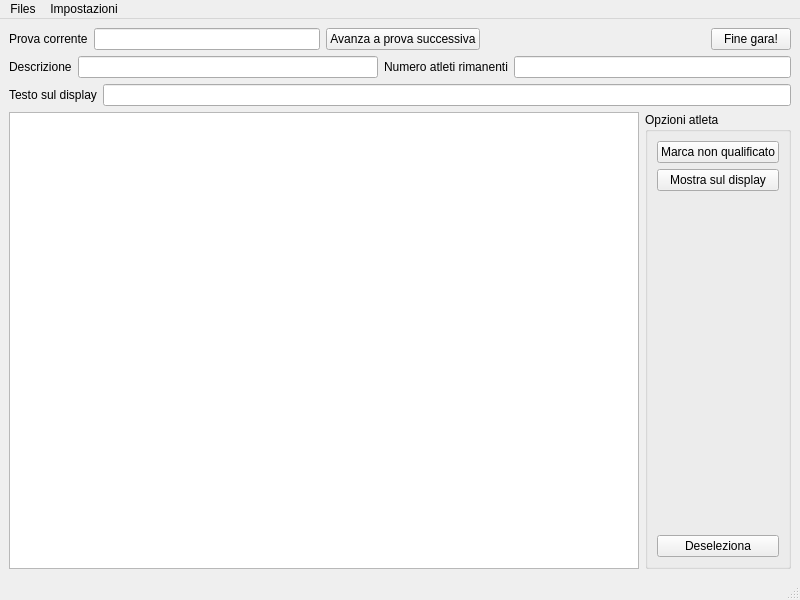
nferruzzi/giudice-server, file ui/mainwindow.ui: the form before one commit.
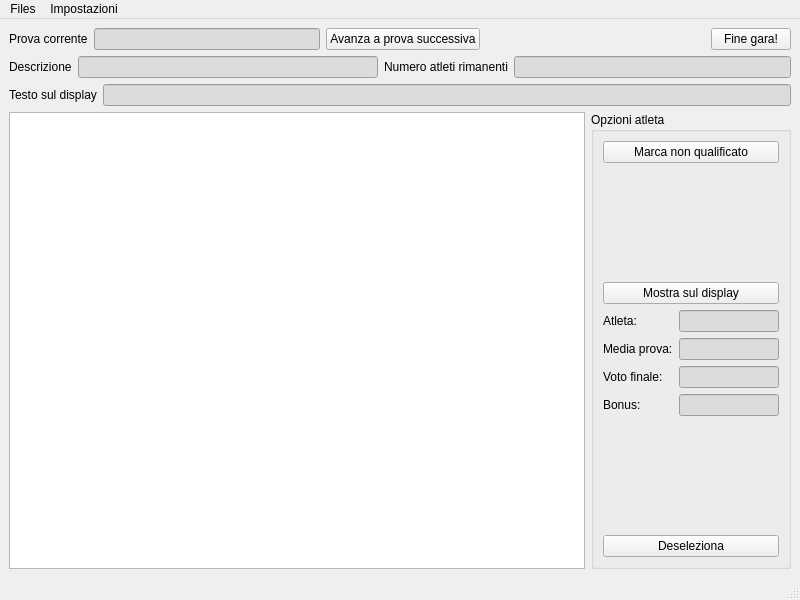
The form after the commit.

Commit message: Skin right column

```diff
--- a/ui/mainwindow.ui
+++ b/ui/mainwindow.ui
@@ -14,7 +14,7 @@
    <string>Giudice di gara v1.0</string>
   </property>
   <widget class="QWidget" name="centralwidget">
-   <layout class="QVBoxLayout" name="verticalLayout_3">
+   <layout class="QVBoxLayout" name="verticalLayout_2">
     <item>
      <layout class="QHBoxLayout" name="horizontalLayout">
       <item>
@@ -29,6 +29,10 @@
         <property name="enabled">
          <bool>true</bool>
         </property>
+        <property name="styleSheet">
+         <string notr="true">background-color: rgb(220, 220, 220);
+border-color: rgb(0, 0, 0);</string>
+        </property>
         <property name="readOnly">
          <bool>true</bool>
         </property>
@@ -80,6 +84,10 @@
           <height>0</height>
          </size>
         </property>
+        <property name="styleSheet">
+         <string notr="true">background-color: rgb(220, 220, 220);
+border-color: rgb(0, 0, 0);</string>
+        </property>
         <property name="readOnly">
          <bool>true</bool>
         </property>
@@ -94,6 +102,10 @@
       </item>
       <item>
        <widget class="QLineEdit" name="usersCounter">
+        <property name="styleSheet">
+         <string notr="true">background-color: rgb(220, 220, 220);
+border-color: rgb(0, 0, 0);</string>
+        </property>
         <property name="readOnly">
          <bool>true</bool>
         </property>
@@ -118,6 +130,10 @@
           <height>0</height>
          </size>
         </property>
+        <property name="styleSheet">
+         <string notr="true">background-color: rgb(220, 220, 220);
+border-color: rgb(0, 0, 0);</string>
+        </property>
         <property name="readOnly">
          <bool>true</bool>
         </property>
@@ -132,48 +148,159 @@
       </item>
       <item>
        <widget class="QGroupBox" name="groupBox">
+        <property name="maximumSize">
+         <size>
+          <width>200</width>
+          <height>16777215</height>
+         </size>
+        </property>
         <property name="title">
          <string>Opzioni atleta</string>
         </property>
-        <layout class="QVBoxLayout" name="verticalLayout_2">
+        <layout class="QVBoxLayout" name="verticalLayout">
          <item>
-          <layout class="QVBoxLayout" name="verticalLayout">
-           <item>
-            <widget class="QPushButton" name="pushButton">
+          <widget class="QPushButton" name="markNQ">
+           <property name="text">
+            <string>Marca non qualificato</string>
+           </property>
+          </widget>
+         </item>
+         <item>
+          <spacer name="verticalSpacer">
+           <property name="orientation">
+            <enum>Qt::Vertical</enum>
+           </property>
+           <property name="sizeHint" stdset="0">
+            <size>
+             <width>20</width>
+             <height>64</height>
+            </size>
+           </property>
+          </spacer>
+         </item>
+         <item>
+          <widget class="QPushButton" name="sendToDisplay">
+           <property name="text">
+            <string>Mostra sul display</string>
+           </property>
+          </widget>
+         </item>
+         <item>
+          <layout class="QGridLayout" name="gridLayout">
+           <item row="0" column="0">
+            <widget class="QLabel" name="label_4">
              <property name="text">
-              <string>Marca non qualificato</string>
+              <string>Atleta:</string>
              </property>
             </widget>
            </item>
-           <item>
-            <widget class="QPushButton" name="pushButton_2">
+           <item row="0" column="1">
+            <widget class="QLineEdit" name="userNumber">
+             <property name="maximumSize">
+              <size>
+               <width>150</width>
+               <height>16777215</height>
+              </size>
+             </property>
+             <property name="styleSheet">
+              <string notr="true">background-color: rgb(220, 220, 220);</string>
+             </property>
+             <property name="readOnly">
+              <bool>true</bool>
+             </property>
+            </widget>
+           </item>
+           <item row="1" column="0">
+            <widget class="QLabel" name="label_6">
              <property name="text">
-              <string>Mostra sul display</string>
+              <string>Media prova:</string>
              </property>
             </widget>
            </item>
-           <item>
-            <spacer name="verticalSpacer">
-             <property name="orientation">
-              <enum>Qt::Vertical</enum>
+           <item row="1" column="1">
+            <widget class="QLineEdit" name="userTrialAverage">
+             <property name="maximumSize">
+              <size>
+               <width>150</width>
+               <height>16777215</height>
+              </size>
              </property>
-             <property name="sizeHint" stdset="0">
+             <property name="styleSheet">
+              <string notr="true">background-color: rgb(220, 220, 220);</string>
+             </property>
+             <property name="readOnly">
+              <bool>true</bool>
+             </property>
+            </widget>
+           </item>
+           <item row="2" column="0">
+            <widget class="QLabel" name="label_7">
+             <property name="text">
+              <string>Voto finale:</string>
+             </property>
+            </widget>
+           </item>
+           <item row="2" column="1">
+            <widget class="QLineEdit" name="userFinalVote">
+             <property name="maximumSize">
               <size>
-               <width>20</width>
-               <height>40</height>
+               <width>150</width>
+               <height>16777215</height>
               </size>
              </property>
-            </spacer>
+             <property name="styleSheet">
+              <string notr="true">background-color: rgb(220, 220, 220);</string>
+             </property>
+             <property name="readOnly">
+              <bool>true</bool>
+             </property>
+            </widget>
            </item>
-           <item>
-            <widget class="QPushButton" name="pushButton_3">
+           <item row="3" column="0">
+            <widget class="QLabel" name="label_8">
              <property name="text">
-              <string>Deseleziona</string>
+              <string>Bonus:</string>
+             </property>
+            </widget>
+           </item>
+           <item row="3" column="1">
+            <widget class="QLineEdit" name="userBonus">
+             <property name="maximumSize">
+              <size>
+               <width>150</width>
+               <height>16777215</height>
+              </size>
+             </property>
+             <property name="styleSheet">
+              <string notr="true">background-color: rgb(220, 220, 220);</string>
+             </property>
+             <property name="readOnly">
+              <bool>true</bool>
              </property>
             </widget>
            </item>
           </layout>
          </item>
+         <item>
+          <spacer name="verticalSpacer_2">
+           <property name="orientation">
+            <enum>Qt::Vertical</enum>
+           </property>
+           <property name="sizeHint" stdset="0">
+            <size>
+             <width>20</width>
+             <height>63</height>
+            </size>
+           </property>
+          </spacer>
+         </item>
+         <item>
+          <widget class="QPushButton" name="deselectRow">
+           <property name="text">
+            <string>Deseleziona</string>
+           </property>
+          </widget>
+         </item>
         </layout>
        </widget>
       </item>
```
The commit also changes 1 other file.
